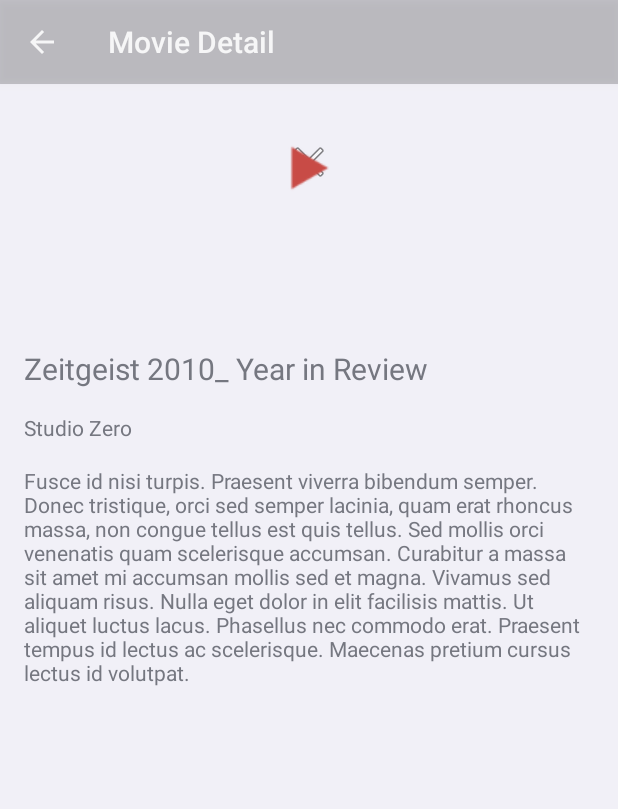
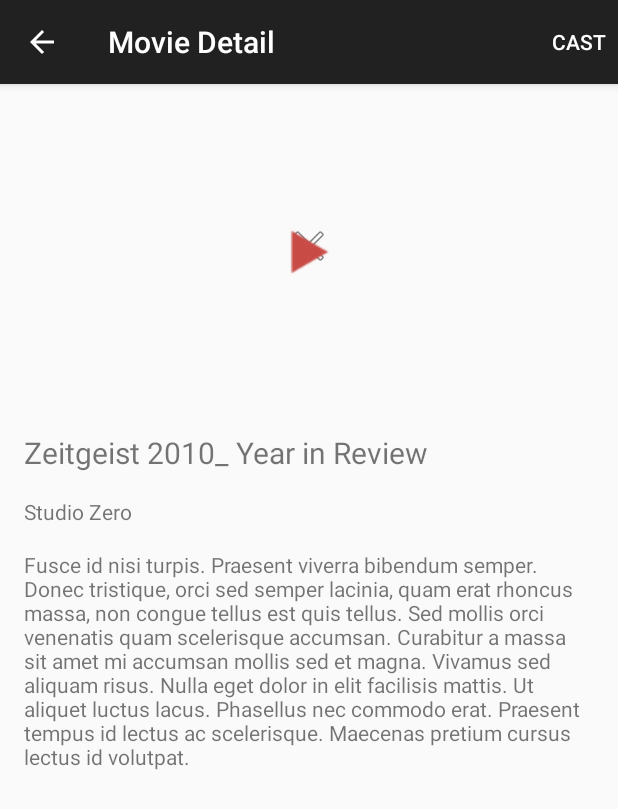
Before and after one commit to GDG-Korea/gdg_multiscreen_codelab, an Android app: the MovieDetailActivity screen opened directly, with no data from a screen before it, on a phone screen of 412 x 824 dp. Shown: the top 809 px of the screen. Run offline under Robolectric (Android 15) with nearby library versions, the phone set to English and light mode, and no system bars; libraries missing offline, so code that uses them is left out: android.support.v7, com.google.android.gms; 8 statements that could not run were skipped.

Commit message:
Google Cast: Add cast button
Added cast button on MovieDetailFragment, PlayerActivity.

Signed-off-by: Taeho Kim <jyte82@gmail.com>

```diff
--- a/mobile/src/main/AndroidManifest.xml
+++ b/mobile/src/main/AndroidManifest.xml
@@ -20,7 +20,7 @@
         <activity
             android:name=".PlayerActivity"
             android:screenOrientation="landscape"
-            android:theme="@android:style/Theme.DeviceDefault.NoActionBar.Fullscreen" />
+            android:theme="@style/AppTheme.Detail" />
         <activity
             android:name=".MovieDetailActivity"
             android:label="@string/title_movie_detail"
@@ -29,6 +29,10 @@
                 android:name="android.support.PARENT_ACTIVITY"
                 android:value=".MovieListActivity" />
         </activity>
+
+        <meta-data android:name="com.google.android.gms.version"
+            android:value="@integer/google_play_services_version" />
+
     </application>
     <uses-permission android:name="android.permission.ACCESS_NETWORK_STATE"/>
     <uses-permission android:name="android.permission.INTERNET"/>
--- a/mobile/src/main/java/com/gdgkoreaandroid/multiscreencodelab/MovieDetailActivity.java
+++ b/mobile/src/main/java/com/gdgkoreaandroid/multiscreencodelab/MovieDetailActivity.java
@@ -7,6 +7,7 @@ import android.graphics.drawable.ColorDrawable;
 import android.os.Bundle;
 import android.app.Activity;
 import android.support.v4.app.NavUtils;
+import android.support.v7.app.ActionBarActivity;
 import android.view.MenuItem;
 import android.view.Window;
 
@@ -22,7 +23,7 @@ import com.gdgkoreaandroid.multiscreencodelab.dummy.MovieList;
  * This activity is mostly just a 'shell' activity containing nothing
  * more than a {@link MovieDetailFragment}.
  */
-public class MovieDetailActivity extends Activity {
+public class MovieDetailActivity extends ActionBarActivity {
 
     @Override
     protected void onCreate(Bundle savedInstanceState) {
--- a/mobile/src/main/java/com/gdgkoreaandroid/multiscreencodelab/MovieDetailFragment.java
+++ b/mobile/src/main/java/com/gdgkoreaandroid/multiscreencodelab/MovieDetailFragment.java
@@ -1,17 +1,25 @@
 package com.gdgkoreaandroid.multiscreencodelab;
 
+import android.app.Fragment;
 import android.content.Intent;
 import android.os.Bundle;
-import android.app.Fragment;
+import android.support.v4.view.MenuItemCompat;
+import android.support.v7.app.MediaRouteActionProvider;
+import android.support.v7.media.MediaRouteSelector;
+import android.support.v7.media.MediaRouter;
 import android.view.LayoutInflater;
+import android.view.Menu;
+import android.view.MenuInflater;
+import android.view.MenuItem;
 import android.view.View;
 import android.view.ViewGroup;
-import android.widget.Button;
 import android.widget.ImageView;
 import android.widget.TextView;
 
 import com.gdgkoreaandroid.multiscreencodelab.dummy.Movie;
 import com.gdgkoreaandroid.multiscreencodelab.dummy.MovieList;
+import com.google.android.gms.cast.CastDevice;
+import com.google.android.gms.cast.CastMediaControlIntent;
 
 /**
  * A fragment representing a single Movie detail screen.
@@ -26,6 +34,11 @@ public class MovieDetailFragment extends Fragment {
      */
     private Movie mMovie;
 
+    private MediaRouter mMediaRouter;
+    private MediaRouteSelector mMediaRouteSelector;
+    private CastDevice mSelectedDevice;
+    private MediaRouteCallback mMediaRouteCallback;
+
     /**
      * Mandatory empty constructor for the fragment manager to instantiate the
      * fragment (e.g. upon screen orientation changes).
@@ -37,6 +50,11 @@ public class MovieDetailFragment extends Fragment {
     public void onCreate(Bundle savedInstanceState) {
         super.onCreate(savedInstanceState);
 
+        mMediaRouter = MediaRouter.getInstance(getActivity().getApplicationContext());
+        mMediaRouteCallback = new MediaRouteCallback();
+
+        setHasOptionsMenu(true);
+
         if (getArguments().containsKey(MovieList.ARG_ITEM_ID)) {
             // Load the dummy content specified by the fragment
             // arguments. In a real-world scenario, use a Loader
@@ -44,11 +62,13 @@ public class MovieDetailFragment extends Fragment {
             long id = getArguments().getLong(MovieList.ARG_ITEM_ID);
             mMovie = MovieList.getMovie(id);
         }
+
+
     }
 
     @Override
     public View onCreateView(LayoutInflater inflater, ViewGroup container,
-            Bundle savedInstanceState) {
+                             Bundle savedInstanceState) {
         View rootView = inflater.inflate(R.layout.fragment_movie_detail, container, false);
 
         // Show the dummy content as text in a TextView.
@@ -75,6 +95,18 @@ public class MovieDetailFragment extends Fragment {
         return rootView;
     }
 
+    @Override
+    public void onStart() {
+        super.onStart();
+        startDiscovery();
+    }
+
+    @Override
+    public void onStop() {
+        super.onStop();
+        stopDiscovery();
+    }
+
     private final View.OnClickListener mOnPlayVideoHandler = new View.OnClickListener() {
         @Override
         public void onClick(View v) {
@@ -85,4 +117,44 @@ public class MovieDetailFragment extends Fragment {
             v.getContext().startActivity(intent);
         }
     };
+
+    @Override
+    public void onCreateOptionsMenu(Menu menu, MenuInflater inflater) {
+        super.onCreateOptionsMenu(menu, inflater);
+        inflater.inflate(R.menu.fragment_movie_detail, menu);
+
+        MenuItem castMenu = menu.findItem(R.id.media_route_menu_item);
+        MediaRouteActionProvider mediaRouteActionProvider =
+                (MediaRouteActionProvider) MenuItemCompat.getActionProvider(castMenu);
+        mediaRouteActionProvider.setRouteSelector(mMediaRouteSelector);
+    }
+
+    private void startDiscovery() {
+        mMediaRouteSelector = new MediaRouteSelector.Builder()
+                .addControlCategory(CastMediaControlIntent.categoryForCast(
+                        MyApplication.MEDIA_RECEIVER_APPLICATION_ID)).build();
+        mMediaRouter.addCallback(mMediaRouteSelector, mMediaRouteCallback,
+                MediaRouter.CALLBACK_FLAG_PERFORM_ACTIVE_SCAN);
+    }
+
+    private void stopDiscovery() {
+        mMediaRouter.removeCallback(mMediaRouteCallback);
+        mMediaRouteSelector = null;
+    }
+
+    private class MediaRouteCallback extends MediaRouter.Callback {
+
+        @Override
+        public void onRouteSelected(MediaRouter router, MediaRouter.RouteInfo route) {
+            super.onRouteSelected(router, route);
+            mSelectedDevice = CastDevice.getFromBundle(route.getExtras());
+
+        }
+
+        @Override
+        public void onRouteUnselected(MediaRouter router, MediaRouter.RouteInfo route) {
+            super.onRouteUnselected(router, route);
+            mSelectedDevice = null;
+        }
+    }
 }
--- a/mobile/src/main/java/com/gdgkoreaandroid/multiscreencodelab/MovieListActivity.java
+++ b/mobile/src/main/java/com/gdgkoreaandroid/multiscreencodelab/MovieListActivity.java
@@ -31,10 +31,14 @@ public class MovieListActivity extends Activity
      */
     private boolean mTwoPane;
 
+
+
     @Override
     protected void onCreate(Bundle savedInstanceState) {
         super.onCreate(savedInstanceState);
         setContentView(R.layout.activity_movie_list);
+
+
 
         if (findViewById(R.id.movie_detail_container) != null) {
             // The detail container view will be present only in the
--- a/mobile/src/main/java/com/gdgkoreaandroid/multiscreencodelab/MovieListFragment.java
+++ b/mobile/src/main/java/com/gdgkoreaandroid/multiscreencodelab/MovieListFragment.java
@@ -1,11 +1,10 @@
 package com.gdgkoreaandroid.multiscreencodelab;
 
 import android.app.Activity;
+import android.app.ListFragment;
 import android.os.Bundle;
-import android.app.ListFragment;
 import android.view.View;
 import android.widget.ListView;
-
 
 import com.gdgkoreaandroid.multiscreencodelab.dummy.Movie;
 import com.gdgkoreaandroid.multiscreencodelab.dummy.MovieList;
@@ -146,4 +145,5 @@ public class MovieListFragment extends ListFragment {
 
         mActivatedPosition = position;
     }
+
 }
--- a/mobile/src/main/java/com/gdgkoreaandroid/multiscreencodelab/MyApplication.java
+++ b/mobile/src/main/java/com/gdgkoreaandroid/multiscreencodelab/MyApplication.java
@@ -2,7 +2,12 @@ package com.gdgkoreaandroid.multiscreencodelab;
 
 import android.app.Application;
 
+import com.google.android.gms.cast.CastMediaControlIntent;
+
 public class MyApplication extends Application {
+
+    public static String MEDIA_RECEIVER_APPLICATION_ID =
+            CastMediaControlIntent.DEFAULT_MEDIA_RECEIVER_APPLICATION_ID;
 
     private static ImageDownloader sImageDownloader;
 
--- /dev/null
+++ b/mobile/src/main/res/menu/fragment_movie_detail.xml
@@ -0,0 +1,12 @@
+<?xml version="1.0" encoding="utf-8"?>
+
+<menu xmlns:android="http://schemas.android.com/apk/res/android"
+    xmlns:app="http://schemas.android.com/apk/res-auto">
+
+    <item
+        android:id="@+id/media_route_menu_item"
+        android:title="@string/media_route_menu_title"
+        app:actionProviderClass="android.support.v7.app.MediaRouteActionProvider"
+        app:showAsAction="always"/>
+
+</menu>
--- a/mobile/src/main/res/values/strings.xml
+++ b/mobile/src/main/res/values/strings.xml
@@ -35,4 +35,5 @@
     <string name="video_error_server_unaccessible">Media server was not reachable</string>
     <string name="video_error_unknown_error">Failed to load video</string>
     <string name="oops">Oops</string>
+    <string name="media_route_menu_title">Cast</string>
 </resources>
--- a/mobile/src/main/res/values/styles.xml
+++ b/mobile/src/main/res/values/styles.xml
@@ -1,7 +1,7 @@
 <resources>
 
     <!-- Base application theme. -->
-    <style name="AppTheme" parent="android:Theme.DeviceDefault.Light.DarkActionBar">
+    <style name="AppTheme" parent="@style/Theme.AppCompat.Light.DarkActionBar">
         <!-- Customize your theme here. -->
     </style>
 
```
Also changed, not shown: mobile/build.gradle (+4 -4 lines), mobile/src/main/java/com/gdgkoreaandroid/multiscreencodelab/PlayerActivity.java (+100 -40 lines), mobile/src/main/res/menu/activity_player.xml (added, +12 -0 lines), 3 other files.
